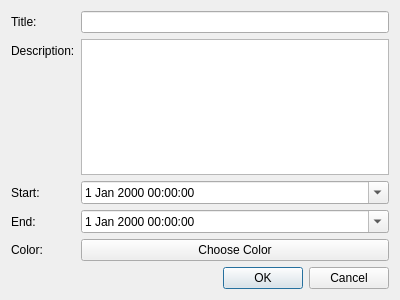
First picture: the form in project vers2/eventdialog.ui, repository MetroitADS/production-practice-2nd-course, before the edit.
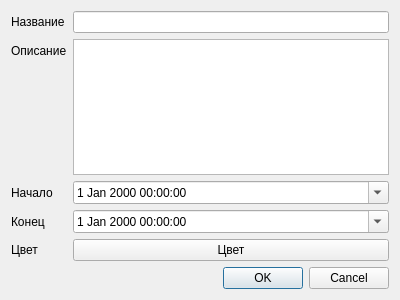
Second picture: the form after the edit.

Patch:
```diff
--- a/project vers2/eventdialog.ui
+++ b/project vers2/eventdialog.ui
@@ -19,7 +19,7 @@
      <item row="0" column="0">
       <widget class="QLabel" name="label">
        <property name="text">
-        <string>Title:</string>
+        <string>Название</string>
        </property>
       </widget>
      </item>
@@ -29,7 +29,7 @@
      <item row="1" column="0">
       <widget class="QLabel" name="label_2">
        <property name="text">
-        <string>Description:</string>
+        <string>Описание</string>
        </property>
       </widget>
      </item>
@@ -39,7 +39,7 @@
      <item row="2" column="0">
       <widget class="QLabel" name="label_3">
        <property name="text">
-        <string>Start:</string>
+        <string>Начало</string>
        </property>
       </widget>
      </item>
@@ -53,7 +53,7 @@
      <item row="3" column="0">
       <widget class="QLabel" name="label_4">
        <property name="text">
-        <string>End:</string>
+        <string>Конец</string>
        </property>
       </widget>
      </item>
@@ -67,14 +67,14 @@
      <item row="4" column="0">
       <widget class="QLabel" name="label_5">
        <property name="text">
-        <string>Color:</string>
+        <string>Цвет</string>
        </property>
       </widget>
      </item>
      <item row="4" column="1">
       <widget class="QPushButton" name="colorButton">
        <property name="text">
-        <string>Choose Color</string>
+        <string>Цвет</string>
        </property>
       </widget>
      </item>
```
Left out of the diff: 24 changed lines with no effect on the pictures.
